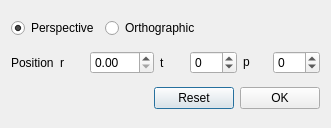
The window that src/Main/CameraDialog.ui (nutjunkie/IQmol) describes before a commit, drawn with Qt 5.
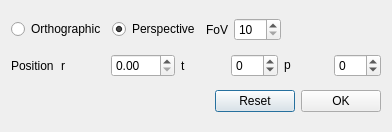
The same window after the commit.

Patch:
```diff
--- a/src/Main/CameraDialog.ui
+++ b/src/Main/CameraDialog.ui
@@ -6,8 +6,8 @@
    <rect>
     <x>0</x>
     <y>0</y>
-    <width>331</width>
-    <height>128</height>
+    <width>392</width>
+    <height>132</height>
    </rect>
   </property>
   <property name="windowTitle">
@@ -16,6 +16,13 @@
   <layout class="QVBoxLayout" name="verticalLayout">
    <item>
     <layout class="QHBoxLayout" name="horizontalLayout">
+     <item>
+      <widget class="QRadioButton" name="orthographicButton">
+       <property name="text">
+        <string>Orthographic</string>
+       </property>
+      </widget>
+     </item>
      <item>
       <widget class="QRadioButton" name="perspectiveButton">
        <property name="text">
@@ -27,9 +34,22 @@
       </widget>
      </item>
      <item>
-      <widget class="QRadioButton" name="orthographicButton">
+      <widget class="QLabel" name="fieldOfViewLabel">
        <property name="text">
-        <string>Orthographic</string>
+        <string>FoV</string>
+       </property>
+      </widget>
+     </item>
+     <item>
+      <widget class="QSpinBox" name="fieldOfView">
+       <property name="minimum">
+        <number>10</number>
+       </property>
+       <property name="maximum">
+        <number>180</number>
+       </property>
+       <property name="singleStep">
+        <number>5</number>
        </property>
       </widget>
      </item>
```
Left out of the diff: 1 changed line with no effect on the pictures.
